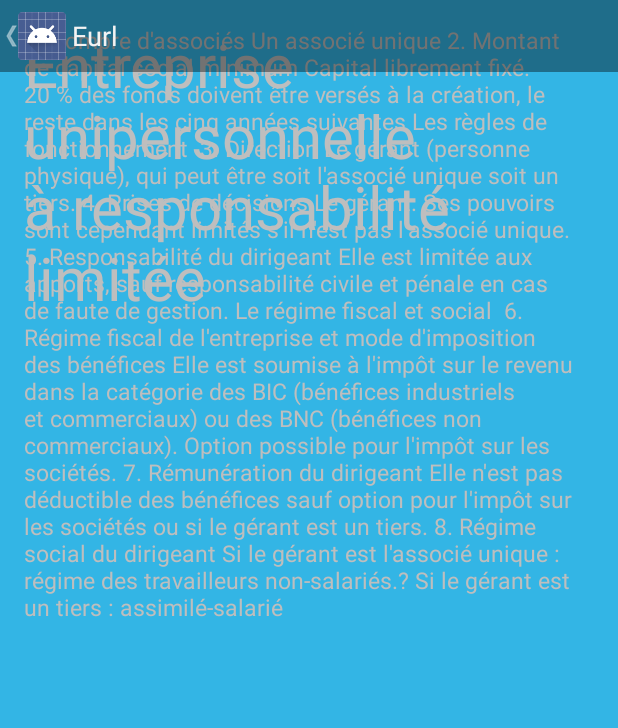
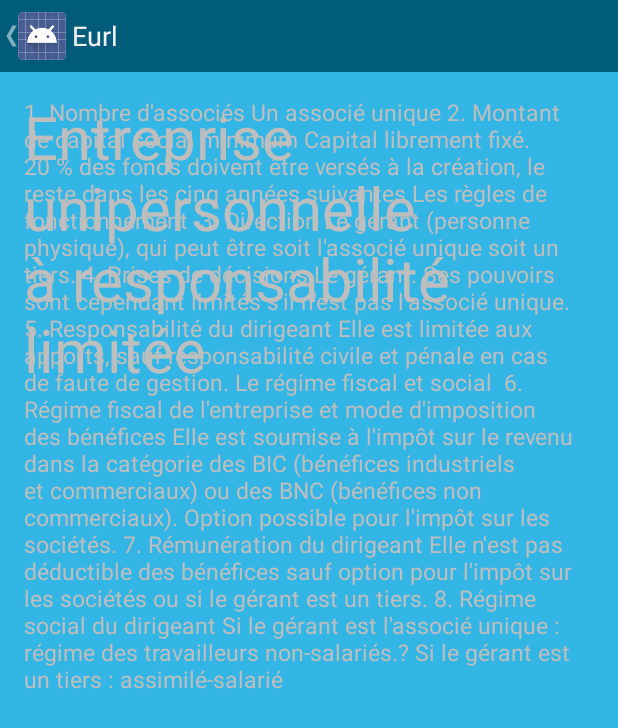
Before and after one commit to Alexcouter/CreanTreprise, an Android app: the Eurl screen opened directly, with no data from a screen before it, on a phone screen of 412 x 824 dp. Shown: the top 728 px of the screen. Run offline under Robolectric (Android 15) with nearby library versions, the phone set to English and light mode, and no system bars; 5 statements that could not run were skipped.

Commit message:
Maj pages Ju

```diff
--- a/app/src/main/java/com/example/creantreprise/Eurl.java
+++ b/app/src/main/java/com/example/creantreprise/Eurl.java
@@ -111,11 +111,6 @@ public class Eurl extends Activity {
                 }
             }
         });
-
-        // Upon interacting with UI controls, delay any scheduled hide()
-        // operations to prevent the jarring behavior of controls going away
-        // while interacting with the UI.
-        findViewById(R.id.dummy_button).setOnTouchListener(mDelayHideTouchListener);
     }
 
     @Override
--- a/app/src/main/java/com/example/creantreprise/Sarl.java
+++ b/app/src/main/java/com/example/creantreprise/Sarl.java
@@ -111,11 +111,6 @@ public class Sarl extends Activity {
                 }
             }
         });
-
-        // Upon interacting with UI controls, delay any scheduled hide()
-        // operations to prevent the jarring behavior of controls going away
-        // while interacting with the UI.
-        findViewById(R.id.dummy_button).setOnTouchListener(mDelayHideTouchListener);
     }
 
     @Override
--- a/app/src/main/res/layout/activity_eurl.xml
+++ b/app/src/main/res/layout/activity_eurl.xml
@@ -1,3 +1,20 @@
+<FrameLayout xmlns:android="http://schemas.android.com/apk/res/android"
+    xmlns:tools="http://schemas.android.com/tools" android:layout_width="match_parent"
+    android:layout_height="match_parent" android:background="#0099cc"
+    tools:context="com.example.creantreprise.Eurl">
+
+    <!-- The primary full-screen view. This can be replaced with whatever view
+         is needed to present your content, e.g. VideoView, SurfaceView,
+         TextureView, etc. -->
+    <TextView android:id="@+id/fullscreen_content" android:layout_width="match_parent"
+        android:layout_height="match_parent" android:keepScreenOn="true" android:textColor="#33b5e5"
+        android:textStyle="bold" android:textSize="50sp" android:gravity="center"
+        android:text="@string/dummy_content" />
+
+    <!-- This FrameLayout insets its children based on system windows using
+         android:fitsSystemWindows. -->
+    <FrameLayout android:layout_width="match_parent" android:layout_height="match_parent"
+        android:fitsSystemWindows="true">
         <RelativeLayout xmlns:android="http://schemas.android.com/apk/res/android"
             xmlns:tools="http://schemas.android.com/tools" android:layout_width="match_parent"
             android:layout_height="match_parent" android:paddingLeft="@dimen/activity_horizontal_margin"
@@ -23,11 +40,15 @@
                 android:id="@+id/editText"
                 android:text="1. Nombre d&apos;associés	Un associé unique 2. Montant de capital social minimum	Capital librement fixé. 20 % des fonds doivent être versés à la création, le reste dans les cinq années suivantes Les règles de fonctionnement	 3. Direction	Le gérant (personne physique), qui peut être soit l&apos;associé unique soit un tiers. 4. Prises de décisions	Le gérant. Ses pouvoirs sont cependant limités s&apos;il n&apos;est pas l&apos;associé unique. 5. Responsabilité du dirigeant	Elle est limitée aux apports, sauf responsabilité civile et pénale en cas de faute de gestion. Le régime fiscal et social	 6. Régime fiscal de l&apos;entreprise et mode d&apos;imposition des bénéfices	Elle est soumise à l&apos;impôt sur le revenu dans la catégorie des BIC (bénéfices industriels et commerciaux) ou des BNC (bénéfices non commerciaux). Option possible pour l&apos;impôt sur les sociétés. 7. Rémunération du dirigeant	Elle n&apos;est pas déductible des bénéfices sauf option pour l&apos;impôt sur les sociétés ou si le gérant est un tiers. 8. Régime social du dirigeant	Si le gérant est l&apos;associé unique : régime des travailleurs non-salariés.? Si le gérant est un tiers : assimilé-salarié"
                 android:textSize="15dp"
-        android:layout_below="@+id/textViewEurl"
+                android:layout_alignParentBottom="true"
                 android:layout_alignParentLeft="true"
-        android:layout_alignParentStart="true" />
+                android:layout_alignParentStart="true"
+                android:layout_below="@+id/textViewEurl" />
 
             </ScrollView>
 
+        </RelativeLayout>
 
-</RelativeLayout>
+    </FrameLayout>
+
+</FrameLayout>
```
Also changed, not shown: app/src/main/java/com/example/creantreprise/ChoixStatut.java (+18 -18 lines), app/src/main/res/layout/activity_sarl2.xml (+16 -1 lines), 1 other file. Lines whose indentation alone changed are shown as unchanged.
